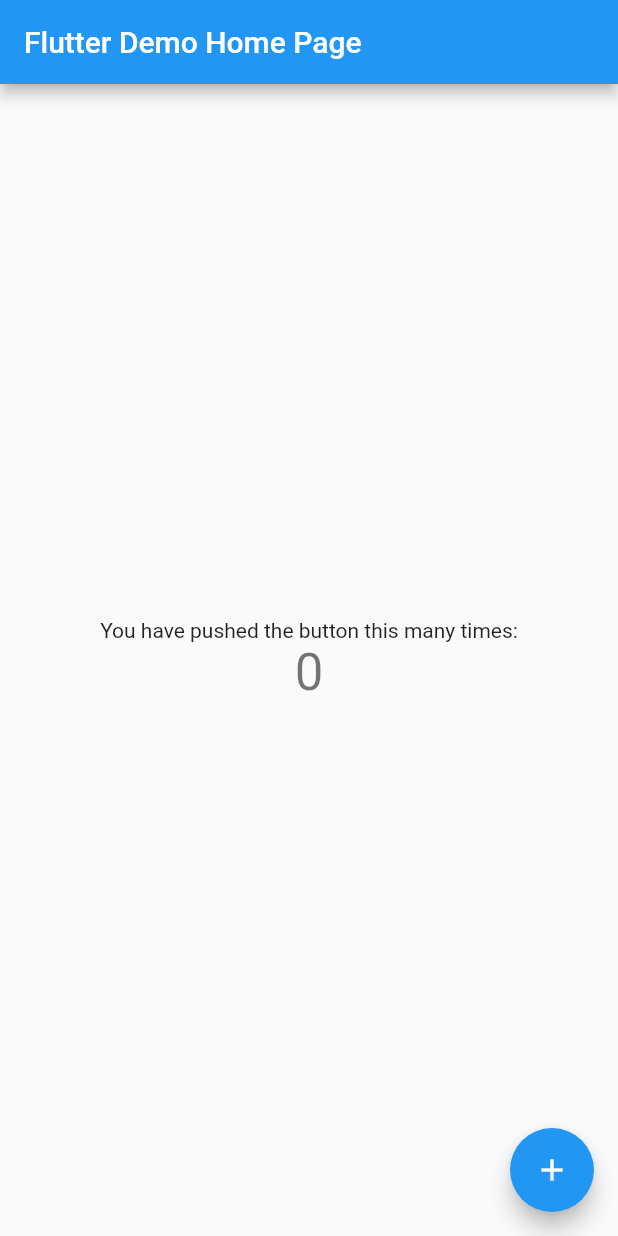
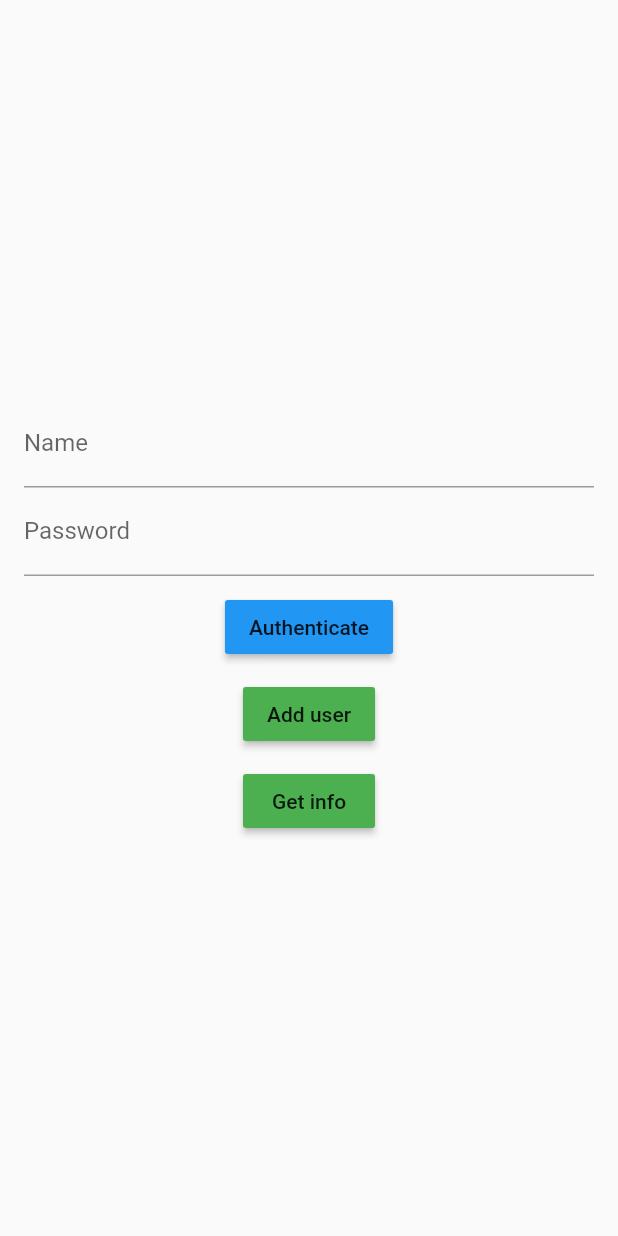
Before and after one commit to samulefevre/flutter_mongo_front, a Flutter app: the screen it shows after launch, on a phone screen of 412 x 824 dp. Run offline on Flutter 3.47's test engine with Material 2 defaults, Android fonts, the phone set to English and light mode, and no system bars; our stand-ins replace dio, fluttertoast.

Commit message:
add loginScreen

```diff
--- a/lib/main.dart
+++ b/lib/main.dart
@@ -1,117 +1,21 @@
 import 'package:flutter/material.dart';
+import 'package:flutter_mongo_front/screens/login_screen.dart';
 
 void main() {
   runApp(MyApp());
 }
 
 class MyApp extends StatelessWidget {
-  // This widget is the root of your application.
   @override
   Widget build(BuildContext context) {
     return MaterialApp(
+      debugShowCheckedModeBanner: false,
       title: 'Flutter Demo',
       theme: ThemeData(
-        // This is the theme of your application.
-        //
-        // Try running your application with "flutter run". You'll see the
-        // application has a blue toolbar. Then, without quitting the app, try
-        // changing the primarySwatch below to Colors.green and then invoke
-        // "hot reload" (press "r" in the console where you ran "flutter run",
-        // or simply save your changes to "hot reload" in a Flutter IDE).
-        // Notice that the counter didn't reset back to zero; the application
-        // is not restarted.
         primarySwatch: Colors.blue,
-        // This makes the visual density adapt to the platform that you run
-        // the app on. For desktop platforms, the controls will be smaller and
-        // closer together (more dense) than on mobile platforms.
         visualDensity: VisualDensity.adaptivePlatformDensity,
       ),
-      home: MyHomePage(title: 'Flutter Demo Home Page'),
+      home: LoginScreen(),
     );
   }
 }
-
-class MyHomePage extends StatefulWidget {
-  MyHomePage({Key key, this.title}) : super(key: key);
-
-  // This widget is the home page of your application. It is stateful, meaning
-  // that it has a State object (defined below) that contains fields that affect
-  // how it looks.
-
-  // This class is the configuration for the state. It holds the values (in this
-  // case the title) provided by the parent (in this case the App widget) and
-  // used by the build method of the State. Fields in a Widget subclass are
-  // always marked "final".
-
-  final String title;
-
-  @override
-  _MyHomePageState createState() => _MyHomePageState();
-}
-
-class _MyHomePageState extends State<MyHomePage> {
-  int _counter = 0;
-
-  void _incrementCounter() {
-    setState(() {
-      // This call to setState tells the Flutter framework that something has
-      // changed in this State, which causes it to rerun the build method below
-      // so that the display can reflect the updated values. If we changed
-      // _counter without calling setState(), then the build method would not be
-      // called again, and so nothing would appear to happen.
-      _counter++;
-    });
-  }
-
-  @override
-  Widget build(BuildContext context) {
-    // This method is rerun every time setState is called, for instance as done
-    // by the _incrementCounter method above.
-    //
-    // The Flutter framework has been optimized to make rerunning build methods
-    // fast, so that you can just rebuild anything that needs updating rather
-    // than having to individually change instances of widgets.
-    return Scaffold(
-      appBar: AppBar(
-        // Here we take the value from the MyHomePage object that was created by
-        // the App.build method, and use it to set our appbar title.
-        title: Text(widget.title),
-      ),
-      body: Center(
-        // Center is a layout widget. It takes a single child and positions it
-        // in the middle of the parent.
-        child: Column(
-          // Column is also a layout widget. It takes a list of children and
-          // arranges them vertically. By default, it sizes itself to fit its
-          // children horizontally, and tries to be as tall as its parent.
-          //
-          // Invoke "debug painting" (press "p" in the console, choose the
-          // "Toggle Debug Paint" action from the Flutter Inspector in Android
-          // Studio, or the "Toggle Debug Paint" command in Visual Studio Code)
-          // to see the wireframe for each widget.
-          //
-          // Column has various properties to control how it sizes itself and
-          // how it positions its children. Here we use mainAxisAlignment to
-          // center the children vertically; the main axis here is the vertical
-          // axis because Columns are vertical (the cross axis would be
-          // horizontal).
-          mainAxisAlignment: MainAxisAlignment.center,
-          children: <Widget>[
-            Text(
-              'You have pushed the button this many times:',
-            ),
-            Text(
-              '$_counter',
-              style: Theme.of(context).textTheme.headline4,
-            ),
-          ],
-        ),
-      ),
-      floatingActionButton: FloatingActionButton(
-        onPressed: _incrementCounter,
-        tooltip: 'Increment',
-        child: Icon(Icons.add),
-      ), // This trailing comma makes auto-formatting nicer for build methods.
-    );
-  }
-}
--- /dev/null
+++ b/lib/screens/login_screen.dart
@@ -0,0 +1,99 @@
+import 'package:flutter/material.dart';
+import 'package:flutter_mongo_front/services/auth_service.dart';
+import 'package:fluttertoast/fluttertoast.dart';
+
+class LoginScreen extends StatefulWidget {
+  LoginScreen({Key key}) : super(key: key);
+
+  @override
+  _LoginScreenState createState() => _LoginScreenState();
+}
+
+class _LoginScreenState extends State<LoginScreen> {
+  String name, password, token;
+
+  @override
+  Widget build(BuildContext context) {
+    return Scaffold(
+      body: Padding(
+        padding: const EdgeInsets.all(16.0),
+        child: Column(
+          mainAxisAlignment: MainAxisAlignment.center,
+          children: [
+            TextField(
+              decoration: InputDecoration(labelText: 'Name'),
+              onChanged: (value) {
+                name = value;
+              },
+            ),
+            TextField(
+              obscureText: true,
+              decoration: InputDecoration(labelText: 'Password'),
+              onChanged: (value) {
+                password = value;
+              },
+            ),
+            SizedBox(height: 10.0),
+            RaisedButton(
+              child: Text('Authenticate'),
+              color: Colors.blue,
+              onPressed: () {
+                AuthService().login(name, password).then((val) {
+                  if (val.data['success']) {
+                    token = val.data['token'];
+                    FlutterToast.showToast(
+                      msg: 'Authenticated',
+                      toastLength: Toast.LENGTH_SHORT,
+                      gravity: ToastGravity.BOTTOM,
+                      timeInSecForIosWeb: 1,
+                      backgroundColor: Colors.green,
+                      textColor: Colors.white,
+                      fontSize: 16.0,
+                    );
+                  }
+                });
+              },
+            ),
+            SizedBox(height: 10.0),
+            RaisedButton(
+              child: Text('Add user'),
+              color: Colors.green,
+              onPressed: () {
+                AuthService().addUser(name, password).then((val) {
+                  FlutterToast.showToast(
+                    msg: val.data['msg'],
+                    toastLength: Toast.LENGTH_SHORT,
+                    gravity: ToastGravity.BOTTOM,
+                    timeInSecForIosWeb: 1,
+                    backgroundColor: Colors.green,
+                    textColor: Colors.white,
+                    fontSize: 16.0,
+                  );
+                });
+              },
+            ),
+            SizedBox(height: 10.0),
+            RaisedButton(
+              child: Text('Get info'),
+              color: Colors.green,
+              onPressed: () {
+                AuthService().getInfo(token).then((val) {
+                  print(val);
+                  FlutterToast.showToast(
+                    msg: val.data['msg'],
+                    toastLength: Toast.LENGTH_SHORT,
+                    gravity: ToastGravity.BOTTOM,
+                    timeInSecForIosWeb: 1,
+                    backgroundColor: Colors.green,
+                    textColor: Colors.white,
+                    fontSize: 16.0,
+                  );
+                });
+              },
+            )
+          ],
+        ),
+      ),
+    );
+  }
+}
--- /dev/null
+++ b/lib/services/auth_service.dart
@@ -0,0 +1,40 @@
+import 'package:dio/dio.dart';
+import 'package:flutter/material.dart';
+import 'package:fluttertoast/fluttertoast.dart';
+
+class AuthService {
+  Dio dio = new Dio();
+
+  login(String name, String password) async {
+    try {
+      return await dio.post(
+        'https://fluttermongodb.herokuapp.com/authenticate',
+        data: {'name': name, 'password': password},
+        options: Options(contentType: Headers.formUrlEncodedContentType),
+      );
+    } on DioError catch (e) {
+      print(e.response.data);
+      FlutterToast.showToast(
+        msg: e.response.data['msg'],
+        toastLength: Toast.LENGTH_SHORT,
+        gravity: ToastGravity.BOTTOM,
+        backgroundColor: Colors.red,
+        textColor: Colors.white,
+        fontSize: 16.0,
+      );
+    }
+  }
+
+  addUser(name, password) async {
+    return await dio.post(
+      'https://fluttermongodb.herokuapp.com/adduser',
+      data: {'name': name, 'password': password},
+      options: Options(contentType: Headers.formUrlEncodedContentType),
+    );
+  }
+
+  getInfo(token) async {
+    dio.options.headers['Authorization'] = 'Bearer $token';
+    return await dio.get('https://fluttermongodb.herokuapp.com/getinfo');
+  }
+}
```
Also changed, not shown: pubspec.yaml (+3 -55 lines), pubspec.lock.
